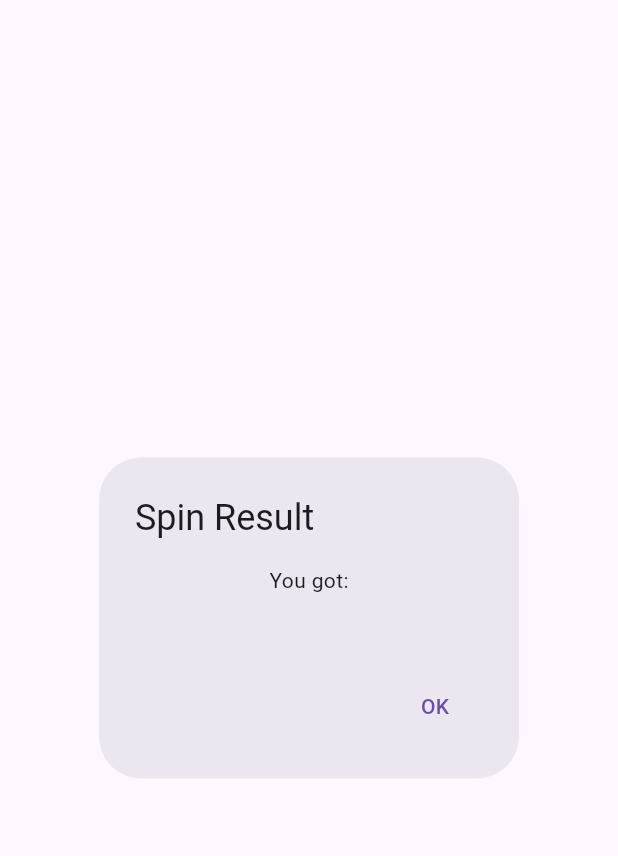
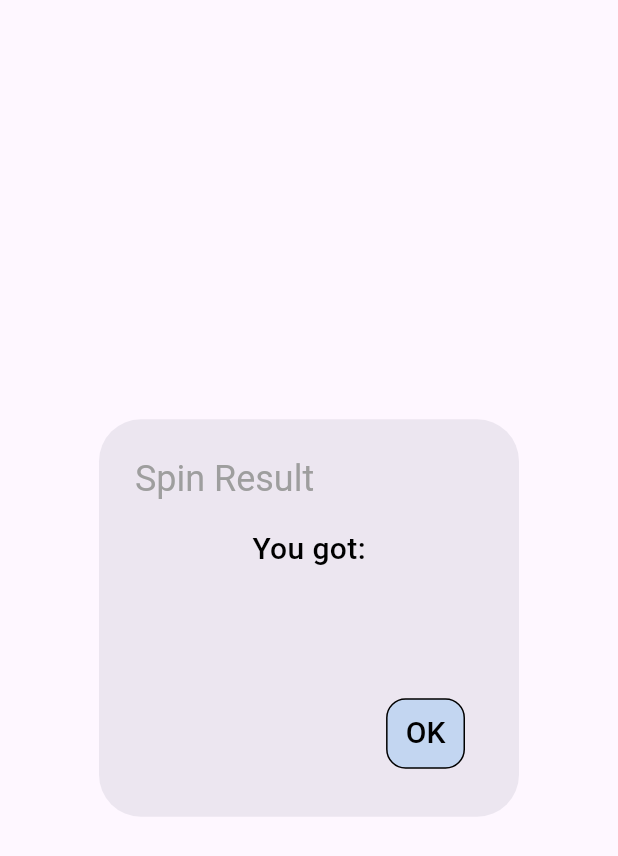
Before and after one commit to LuminitaIon/Spinning-Wheel-Choice-for-Books, a Flutter app: the ResultDialog widget shown alone on an empty page, opened directly with empty values, on a phone screen of 412 x 824 dp. Shown: the top 856 px of the screen. Run offline on Flutter 3.47's test engine with Material 3 defaults, Android fonts, the phone set to English and light mode, and no system bars; our stand-ins replace flutter_bloc.

Commit message:
fixed dialog

```diff
--- a/lib/result_dialog.dart
+++ b/lib/result_dialog.dart
@@ -9,18 +9,30 @@ class ResultDialog extends StatelessWidget {
   @override
   Widget build(BuildContext context) {
     return AlertDialog(
-      title: Text('Spin Result'),
+      title: Text(
+        'Spin Result',
+        style: TextStyle(color: Colors.grey),
+      ),
       content: Column(
         mainAxisSize: MainAxisSize.min,
         children: [
-          Text('You got:'),
-          SizedBox(width: 4,),
+          Text(
+            'You got:',
+            style: TextStyle(
+              color: Colors.black,
+              fontSize: 20,
+              fontWeight: FontWeight.w500,
+            ),
+          ),
+          SizedBox(
+            height: 8,
+          ),
           Text(
             '$result',
             style: TextStyle(
               color: Colors.black,
-              fontSize: 18,
-              fontWeight: FontWeight.w500,
+              fontSize: 32,
+              fontWeight: FontWeight.w700,
             ),
           )
         ],
@@ -30,7 +42,30 @@ class ResultDialog extends StatelessWidget {
           onPressed: () {
             Navigator.of(context).pop();
           },
-          child: Text('OK'),
+          child: Container(
+            // color: Colors.blue,
+            decoration: BoxDecoration(
+              border: Border.all(),
+              borderRadius: BorderRadius.circular(13),
+              color: Colors.blue.withOpacity(0.2),
+            ),
+            child: Padding(
+              padding: const EdgeInsets.only(
+                left: 12.0,
+                right: 12.0,
+                top: 8.0,
+                bottom: 8.0,
+              ),
+              child: Text(
+                'OK',
+                style: TextStyle(
+                  color: Colors.black,
+                  fontSize: 20,
+                  fontWeight: FontWeight.w500,
+                ),
+              ),
+            ),
+          ),
         ),
       ],
     );
--- a/lib/spin_painter.dart
+++ b/lib/spin_painter.dart
@@ -15,7 +15,7 @@ class SpinPainter extends CustomPainter {
 
   @override
   void paint(Canvas canvas, Size size) {
-    final double radius = size.width / 2;
+    final double radius = size.width * 0.7;
     final double centerX = size.width / 2;
     final double centerY = size.height / 2;
     final double angle = 2 * pi / items.length;
@@ -35,7 +35,7 @@ class SpinPainter extends CustomPainter {
       TextSpan span = TextSpan(
         style: TextStyle(
           color: Colors.black,
-          fontSize: 16,
+          fontSize: 18,
           fontWeight: FontWeight.w500,
         ),
         text: items[0],
@@ -90,7 +90,7 @@ class SpinPainter extends CustomPainter {
         TextSpan span = TextSpan(
           style: TextStyle(
             color: Colors.black,
-            fontSize: 16,
+            fontSize: 18,
             fontWeight: FontWeight.w500,
           ),
           text: items[i],
```
